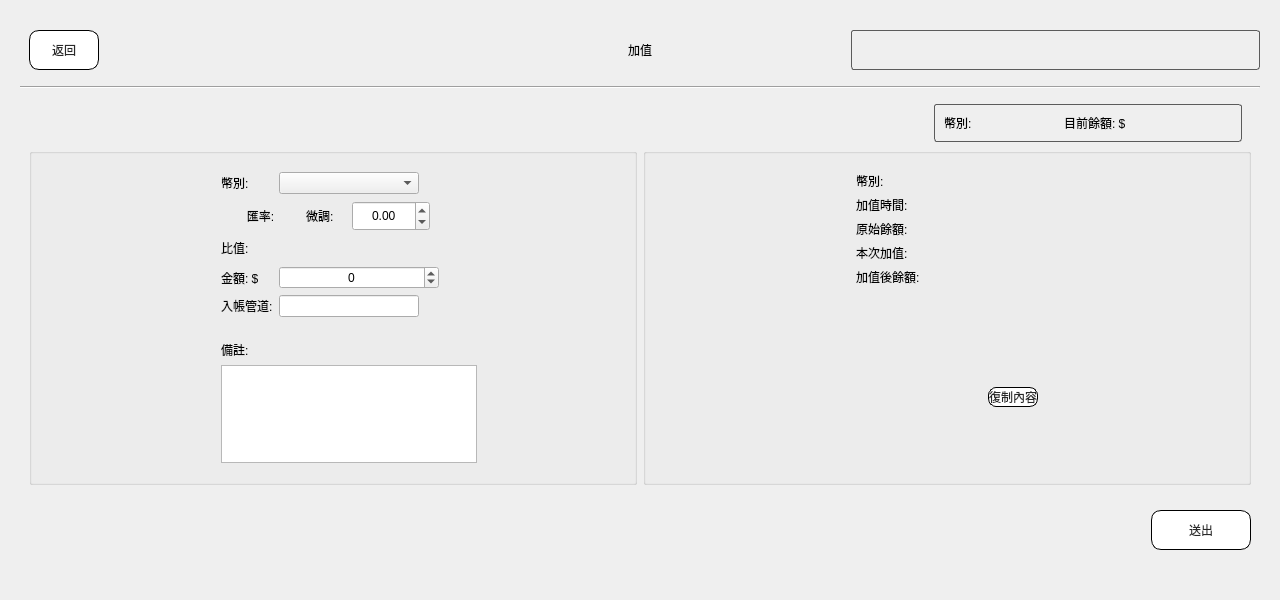
First picture: the form in src/AdbClient/StageCustomerService/LayerAddCost.ui, repository roger0816/Adb, before the edit.
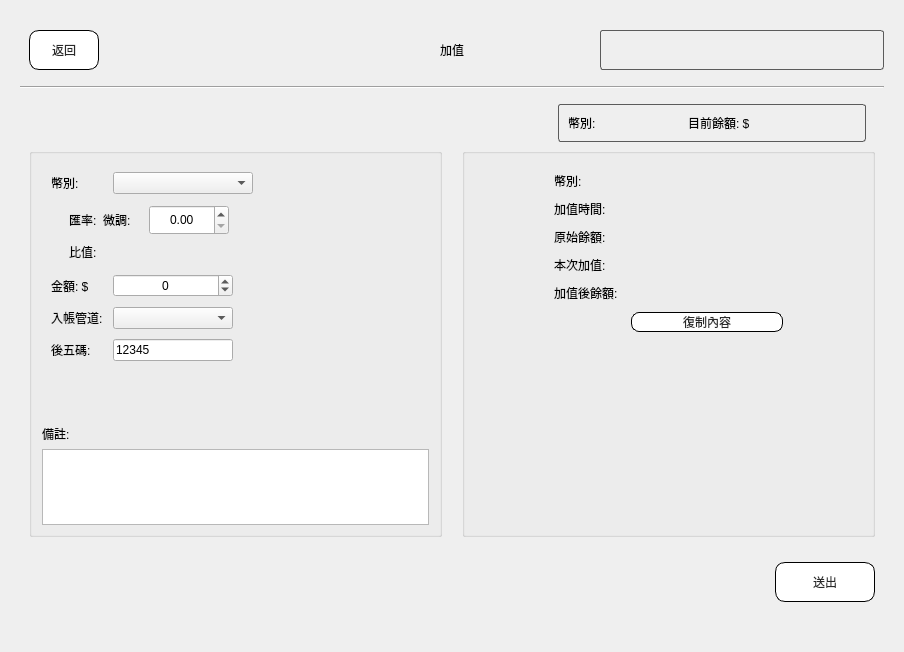
Second picture: the form after the edit. Custom widgets are drawn as their Qt base class.

What changed in the file:
```diff
--- a/src/AdbClient/StageCustomerService/LayerAddCost.ui
+++ b/src/AdbClient/StageCustomerService/LayerAddCost.ui
@@ -6,8 +6,8 @@
    <rect>
     <x>0</x>
     <y>0</y>
-    <width>1280</width>
-    <height>600</height>
+    <width>904</width>
+    <height>652</height>
    </rect>
   </property>
   <property name="windowTitle">
@@ -167,11 +167,14 @@
             <property name="bottomMargin">
              <number>0</number>
             </property>
+            <property name="spacing">
+             <number>20</number>
+            </property>
             <item row="0" column="0">
              <widget class="QGroupBox" name="groupBox_7">
               <property name="minimumSize">
                <size>
-                <width>200</width>
+                <width>180</width>
                 <height>100</height>
                </size>
               </property>
@@ -182,15 +185,27 @@
                </size>
               </property>
               <layout class="QGridLayout" name="gridLayout_6">
-               <item row="0" column="1">
+               <property name="leftMargin">
+                <number>10</number>
+               </property>
+               <property name="rightMargin">
+                <number>10</number>
+               </property>
+               <item row="0" column="0">
                 <widget class="QWidget" name="widget_10" native="true">
                  <property name="sizePolicy">
-                  <sizepolicy hsizetype="Preferred" vsizetype="Fixed">
+                  <sizepolicy hsizetype="Fixed" vsizetype="Minimum">
                    <horstretch>0</horstretch>
                    <verstretch>0</verstretch>
                   </sizepolicy>
                  </property>
                  <layout class="QFormLayout" name="formLayout">
+                  <property name="horizontalSpacing">
+                   <number>10</number>
+                  </property>
+                  <property name="verticalSpacing">
+                   <number>10</number>
+                  </property>
                   <item row="0" column="0">
                    <widget class="QLabel" name="label_5">
                     <property name="text">
@@ -225,7 +240,7 @@
                    <widget class="QSpinBox" name="sb">
                     <property name="minimumSize">
                      <size>
-                      <width>160</width>
+                      <width>120</width>
                       <height>0</height>
                      </size>
                     </property>
@@ -256,22 +271,6 @@
                     </property>
                    </widget>
                   </item>
-                  <item row="4" column="1">
-                   <widget class="QLineEdit" name="txType">
-                    <property name="minimumSize">
-                     <size>
-                      <width>140</width>
-                      <height>0</height>
-                     </size>
-                    </property>
-                    <property name="maximumSize">
-                     <size>
-                      <width>100</width>
-                      <height>16777215</height>
-                     </size>
-                    </property>
-                   </widget>
-                  </item>
                   <item row="1" column="0" colspan="2">
                    <widget class="QWidget" name="wRate" native="true">
                     <property name="minimumSize">
@@ -282,7 +281,7 @@
                     </property>
                     <layout class="QGridLayout" name="gridLayout_9">
                      <property name="leftMargin">
-                      <number>0</number>
+                      <number>18</number>
                      </property>
                      <property name="topMargin">
                       <number>1</number>
@@ -294,63 +293,27 @@
                       <widget class="QDoubleSpinBox" name="sbAdd">
                        <property name="minimumSize">
                         <size>
-                         <width>0</width>
+                         <width>80</width>
                          <height>30</height>
                         </size>
                        </property>
+                       <property name="maximumSize">
+                        <size>
+                         <width>80</width>
+                         <height>16777215</height>
+                        </size>
+                       </property>
                        <property name="alignment">
                         <set>Qt::AlignCenter</set>
                        </property>
                        <property name="minimum">
-                        <double>-99.000000000000000</double>
+                        <double>0.000000000000000</double>
                        </property>
                        <property name="singleStep">
                         <double>0.010000000000000</double>
                        </property>
                       </widget>
                      </item>
-                     <item row="0" column="0">
-                      <widget class="QLabel" name="lbRate">
-                       <property name="minimumSize">
-                        <size>
-                         <width>0</width>
-                         <height>30</height>
-                        </size>
-                       </property>
-                       <property name="text">
-                        <string>匯率:</string>
-                       </property>
-                       <property name="alignment">
-                        <set>Qt::AlignCenter</set>
-                       </property>
-                      </widget>
-                     </item>
-                     <item row="0" column="1">
-                      <widget class="QLabel" name="label_2">
-                       <property name="minimumSize">
-                        <size>
-                         <width>40</width>
-                         <height>30</height>
-                        </size>
-                       </property>
-                       <property name="maximumSize">
-                        <size>
-                         <width>40</width>
-                         <height>16777215</height>
-                        </size>
-                       </property>
-                       <property name="text">
-                        <string>微調:</string>
-                       </property>
-                      </widget>
-                     </item>
-                     <item row="1" column="0">
-                      <widget class="QLabel" name="label_4">
-                       <property name="text">
-                        <string>比值:</string>
-                       </property>
-                      </widget>
-                     </item>
                      <item row="1" column="1" colspan="2">
                       <widget class="QLabel" name="lbDiff">
                        <property name="text">
@@ -358,42 +321,136 @@
                        </property>
                       </widget>
                      </item>
+                     <item row="1" column="0">
+                      <widget class="QLabel" name="label_4">
+                       <property name="text">
+                        <string>比值:</string>
+                       </property>
+                      </widget>
+                     </item>
+                     <item row="0" column="1">
+                      <widget class="QLabel" name="label_2">
+                       <property name="minimumSize">
+                        <size>
+                         <width>40</width>
+                         <height>30</height>
+                        </size>
+                       </property>
+                       <property name="maximumSize">
+                        <size>
+                         <width>40</width>
+                         <height>16777215</height>
+                        </size>
+                       </property>
+                       <property name="text">
+                        <string>微調:</string>
+                       </property>
+                      </widget>
+                     </item>
+                     <item row="0" column="0">
+                      <widget class="QLabel" name="lbRate">
+                       <property name="minimumSize">
+                        <size>
+                         <width>0</width>
+                         <height>30</height>
+                        </size>
+                       </property>
+                       <property name="text">
+                        <string>匯率:</string>
+                       </property>
+                       <property name="alignment">
+                        <set>Qt::AlignLeading|Qt::AlignLeft|Qt::AlignVCenter</set>
+                       </property>
+                      </widget>
+                     </item>
+                     <item row="0" column="3">
+                      <spacer name="horizontalSpacer_3">
+                       <property name="orientation">
+                        <enum>Qt::Horizontal</enum>
+                       </property>
+                       <property name="sizeHint" stdset="0">
+                        <size>
+                         <width>40</width>
+                         <height>20</height>
+                        </size>
+                       </property>
+                      </spacer>
+                     </item>
                     </layout>
                    </widget>
                   </item>
+                  <item row="4" column="1">
+                   <widget class="QComboBox" name="cbDebit">
+                    <property name="minimumSize">
+                     <size>
+                      <width>120</width>
+                      <height>0</height>
+                     </size>
+                    </property>
+                    <property name="maximumSize">
+                     <size>
+                      <width>120</width>
+                      <height>16777215</height>
+                     </size>
+                    </property>
+                   </widget>
+                  </item>
+                  <item row="5" column="0">
+                   <widget class="QLabel" name="label_9">
+                    <property name="text">
+                     <string>後五碼:</string>
+                    </property>
+                   </widget>
+                  </item>
+                  <item row="5" column="1">
+                   <widget class="QLineEdit" name="txDebitNote">
+                    <property name="minimumSize">
+                     <size>
+                      <width>120</width>
+                      <height>0</height>
+                     </size>
+                    </property>
+                    <property name="maximumSize">
+                     <size>
+                      <width>120</width>
+                      <height>16777215</height>
+                     </size>
+                    </property>
+                    <property name="text">
+                     <string>12345</string>
+                    </property>
+                   </widget>
+                  </item>
+                  <item row="6" column="1">
+                   <spacer name="verticalSpacer">
+                    <property name="orientation">
+                     <enum>Qt::Vertical</enum>
+                    </property>
+                    <property name="sizeHint" stdset="0">
+                     <size>
+                      <width>20</width>
+                      <height>40</height>
+                     </size>
+                    </property>
+                   </spacer>
+                  </item>
                  </layout>
                 </widget>
                </item>
-               <item row="0" column="0">
-                <spacer name="horizontalSpacer_3">
-                 <property name="orientation">
-                  <enum>Qt::Horizontal</enum>
-                 </property>
-                 <property name="sizeHint" stdset="0">
+               <item row="0" column="1">
+                <widget class="ItemPic" name="wPic" native="true">
+                 <property name="minimumSize">
                   <size>
-                   <width>40</width>
-                   <height>20</height>
+                   <width>100</width>
+                   <height>0</height>
                   </size>
                  </property>
-                </spacer>
+                </widget>
                </item>
-               <item row="0" column="2">
-                <spacer name="horizontalSpacer_4">
-                 <property name="orientation">
-                  <enum>Qt::Horizontal</enum>
-                 </property>
-                 <property name="sizeHint" stdset="0">
-                  <size>
-                   <width>40</width>
-                   <height>20</height>
-                  </size>
-                 </property>
-                </spacer>
-               </item>
-               <item row="1" column="1" colspan="2">
+               <item row="1" column="0" colspan="2">
                 <widget class="QWidget" name="widget_8" native="true">
                  <property name="sizePolicy">
-                  <sizepolicy hsizetype="Preferred" vsizetype="Expanding">
+                  <sizepolicy hsizetype="Preferred" vsizetype="Preferred">
                    <horstretch>0</horstretch>
                    <verstretch>0</verstretch>
                   </sizepolicy>
@@ -410,7 +467,19 @@
                    <height>140</height>
                   </size>
                  </property>
-                 <layout class="QVBoxLayout" name="verticalLayout_2">
+                 <layout class="QVBoxLayout" name="verticalLayout">
+                  <property name="leftMargin">
+                   <number>0</number>
+                  </property>
+                  <property name="topMargin">
+                   <number>0</number>
+                  </property>
+                  <property name="rightMargin">
+                   <number>0</number>
+                  </property>
+                  <property name="bottomMargin">
+                   <number>0</number>
+                  </property>
                   <item>
                    <widget class="QLabel" name="label_8">
                     <property name="text">
@@ -419,21 +488,7 @@
                    </widget>
                   </item>
                   <item>
-                   <widget class="QTextEdit" name="txNote1">
-                    <property name="sizePolicy">
-                     <sizepolicy hsizetype="Fixed" vsizetype="Fixed">
-                      <horstretch>0</horstretch>
-                      <verstretch>0</verstretch>
-                     </sizepolicy>
-                    </property>
-                    <property name="html">
-                     <string>&lt;!DOCTYPE HTML PUBLIC &quot;-//W3C//DTD HTML 4.0//EN&quot; &quot;http://www.w3.org/TR/REC-html40/strict.dtd&quot;&gt;
-&lt;html&gt;&lt;head&gt;&lt;meta name=&quot;qrichtext&quot; content=&quot;1&quot; /&gt;&lt;meta charset=&quot;utf-8&quot; /&gt;&lt;style type=&quot;text/css&quot;&gt;
-p, li { white-space: pre-wrap; }
-&lt;/style&gt;&lt;/head&gt;&lt;body style=&quot; font-family:'Microsoft JhengHei UI'; font-size:18px; font-weight:400; font-style:normal;&quot;&gt;
-&lt;p style=&quot;-qt-paragraph-type:empty; margin-top:0px; margin-bottom:0px; margin-left:0px; margin-right:0px; -qt-block-indent:0; text-indent:0px;&quot;&gt;&lt;br /&gt;&lt;/p&gt;&lt;/body&gt;&lt;/html&gt;</string>
-                    </property>
-                   </widget>
+                   <widget class="QTextEdit" name="txNote1"/>
                   </item>
                  </layout>
                 </widget>
@@ -450,7 +505,13 @@
                </size>
               </property>
               <layout class="QGridLayout" name="gridLayout_7">
-               <item row="0" column="1">
+               <property name="leftMargin">
+                <number>80</number>
+               </property>
+               <property name="rightMargin">
+                <number>80</number>
+               </property>
+               <item row="0" column="0">
                 <widget class="QWidget" name="widget" native="true">
                  <property name="minimumSize">
                   <size>
@@ -459,6 +520,12 @@
                   </size>
                  </property>
                  <layout class="QFormLayout" name="formLayout_2">
+                  <property name="horizontalSpacing">
+                   <number>10</number>
+                  </property>
+                  <property name="verticalSpacing">
+                   <number>10</number>
+                  </property>
                   <item row="0" column="0">
                    <widget class="QLabel" name="lb0">
                     <property name="text">
@@ -529,13 +596,7 @@
                     </property>
                    </widget>
                   </item>
-                 </layout>
-                </widget>
-               </item>
-               <item row="1" column="1">
-                <widget class="QWidget" name="widget_3" native="true">
-                 <layout class="QGridLayout" name="gridLayout_8">
-                  <item row="0" column="1">
+                  <item row="5" column="1">
                    <widget class="QPushButton" name="btnCopy">
                     <property name="styleSheet">
                      <string notr="true">QPushButton{
@@ -572,6 +633,12 @@
                     </property>
                    </widget>
                   </item>
+                 </layout>
+                </widget>
+               </item>
+               <item row="1" column="0">
+                <widget class="QWidget" name="widget_3" native="true">
+                 <layout class="QGridLayout" name="gridLayout_8">
                   <item row="0" column="0">
                    <spacer name="horizontalSpacer_8">
                     <property name="orientation">
@@ -588,32 +655,6 @@
                  </layout>
                 </widget>
                </item>
-               <item row="0" column="0">
-                <spacer name="horizontalSpacer_5">
-                 <property name="orientation">
-                  <enum>Qt::Horizontal</enum>
-                 </property>
-                 <property name="sizeHint" stdset="0">
-                  <size>
-                   <width>40</width>
-                   <height>20</height>
-                  </size>
-                 </property>
-                </spacer>
-               </item>
-               <item row="0" column="2">
-                <spacer name="horizontalSpacer_7">
-                 <property name="orientation">
-                  <enum>Qt::Horizontal</enum>
-                 </property>
-                 <property name="sizeHint" stdset="0">
-                  <size>
-                   <width>40</width>
-                   <height>20</height>
-                  </size>
-                 </property>
-                </spacer>
-               </item>
               </layout>
              </widget>
             </item>
@@ -878,6 +919,14 @@
    </item>
   </layout>
  </widget>
+ <customwidgets>
+  <customwidget>
+   <class>ItemPic</class>
+   <extends>QWidget</extends>
+   <header>ItemPic.h</header>
+   <container>1</container>
+  </customwidget>
+ </customwidgets>
  <resources/>
  <connections/>
 </ui>
```
